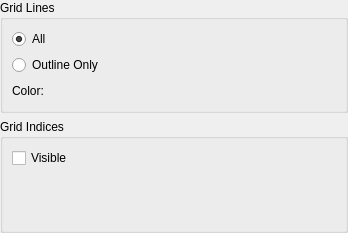
Old version of the form libs/guibase/gridshape/gridshapesettingeditwidget.ui in the repository i-RIC/prepost-gui.
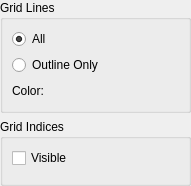
New version of the form. Custom widgets are drawn as their Qt base class.

Commit message: Grid shape setting dialog layout update

The edit to the form file:
```diff
--- a/libs/guibase/gridshape/gridshapesettingeditwidget.ui
+++ b/libs/guibase/gridshape/gridshapesettingeditwidget.ui
@@ -6,8 +6,8 @@
    <rect>
     <x>0</x>
     <y>0</y>
-    <width>348</width>
-    <height>233</height>
+    <width>191</width>
+    <height>168</height>
    </rect>
   </property>
   <property name="windowTitle">
```
The commit also changes 2 other files.
